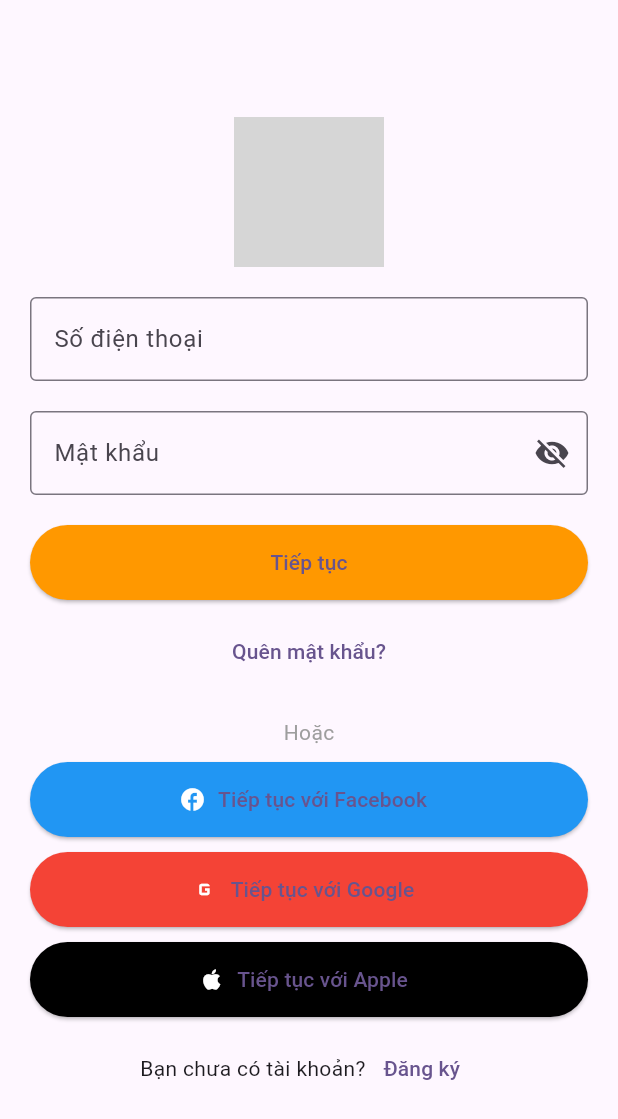
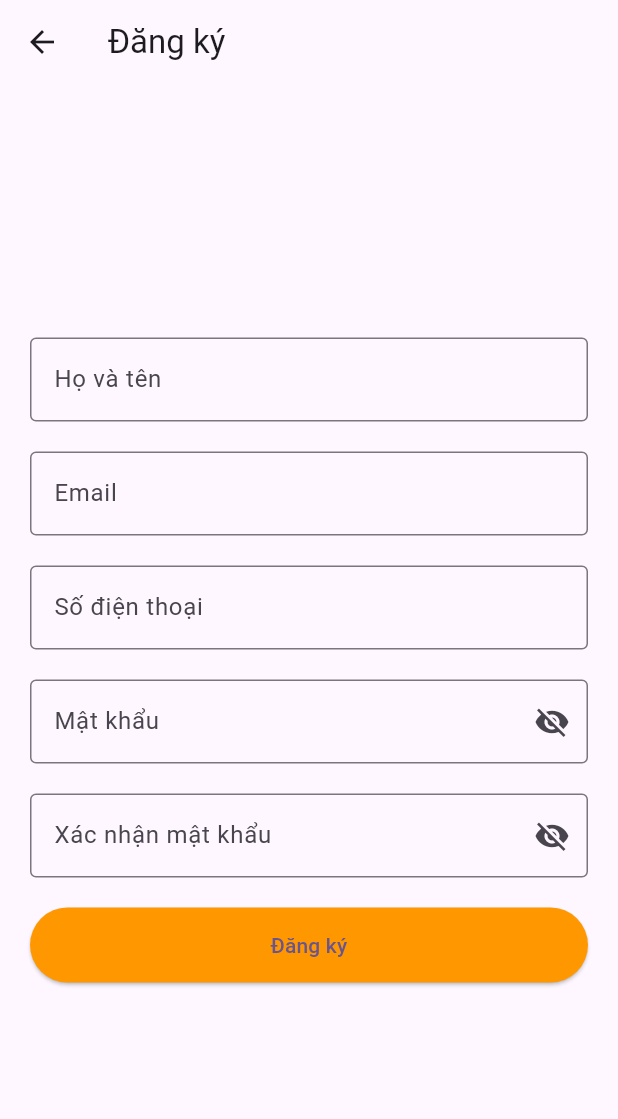
Before and after one commit to QuangHung2801/PetCareApp, a Flutter app: the LoginScreen screen opened directly, after a tap on "Đăng ký", on a phone screen of 412 x 824 dp. Shown: the top 1119 px of the screen. Run offline on Flutter 3.47's test engine with Material 3 defaults, Android fonts, the phone set to English and light mode, and no system bars; grey boxes are pictures that could not be loaded.

Commit message:
add register

```diff
--- a/lib/login.dart
+++ b/lib/login.dart
@@ -1,5 +1,5 @@
 import 'package:flutter/material.dart';
-
+import 'register.dart';
 void main() {
   runApp(MyApp());
 }
@@ -103,7 +103,10 @@ class LoginScreen extends StatelessWidget {
                   Text('Bạn chưa có tài khoản?'),
                   TextButton(
                     onPressed: () {
-
+                      Navigator.push(
+                        context,
+                        MaterialPageRoute(builder: (context) => RegisterScreen()),
+                      );
                     },
                     child: Text('Đăng ký'),
                   ),
--- /dev/null
+++ b/lib/register.dart
@@ -0,0 +1,80 @@
+import 'package:flutter/material.dart';
+
+class RegisterScreen extends StatelessWidget {
+  @override
+  Widget build(BuildContext context) {
+    return Scaffold(
+      appBar: AppBar(
+        title: Text('Đăng ký'),
+      ),
+      body: Padding(
+        padding: const EdgeInsets.all(20.0),
+        child: Center(
+          child: Column(
+            mainAxisAlignment: MainAxisAlignment.center,
+            children: [
+              // Full Name Input
+              TextField(
+                decoration: InputDecoration(
+                  labelText: 'Họ và tên',
+                  border: OutlineInputBorder(),
+                ),
+              ),
+              SizedBox(height: 20),
+              // Email Input
+              TextField(
+                keyboardType: TextInputType.emailAddress,
+                decoration: InputDecoration(
+                  labelText: 'Email',
+                  border: OutlineInputBorder(),
+                ),
+              ),
+              SizedBox(height: 20),
+              // Phone Number Input
+              TextField(
+                keyboardType: TextInputType.phone,
+                decoration: InputDecoration(
+                  labelText: 'Số điện thoại',
+                  prefixText: '+84 ',
+                  border: OutlineInputBorder(),
+                ),
+              ),
+              SizedBox(height: 20),
+              // Password Input
+              TextField(
+                obscureText: true,
+                decoration: InputDecoration(
+                  labelText: 'Mật khẩu',
+                  border: OutlineInputBorder(),
+                  suffixIcon: Icon(Icons.visibility_off),
+                ),
+              ),
+              SizedBox(height: 20),
+              // Confirm Password Input
+              TextField(
+                obscureText: true,
+                decoration: InputDecoration(
+                  labelText: 'Xác nhận mật khẩu',
+                  border: OutlineInputBorder(),
+                  suffixIcon: Icon(Icons.visibility_off),
+                ),
+              ),
+              SizedBox(height: 20),
+              // Register Button
+              ElevatedButton(
+                onPressed: () {
+                  // Xử lý khi nhấn vào đăng ký
+                },
+                child: Text('Đăng ký'),
+                style: ElevatedButton.styleFrom(
+                  minimumSize: Size(double.infinity, 50),
+                  backgroundColor: Colors.orange,
+                ),
+              ),
+            ],
+          ),
+        ),
+      ),
+    );
+  }
+}
```
Also changed, not shown: pubspec.lock, 1 other file.
